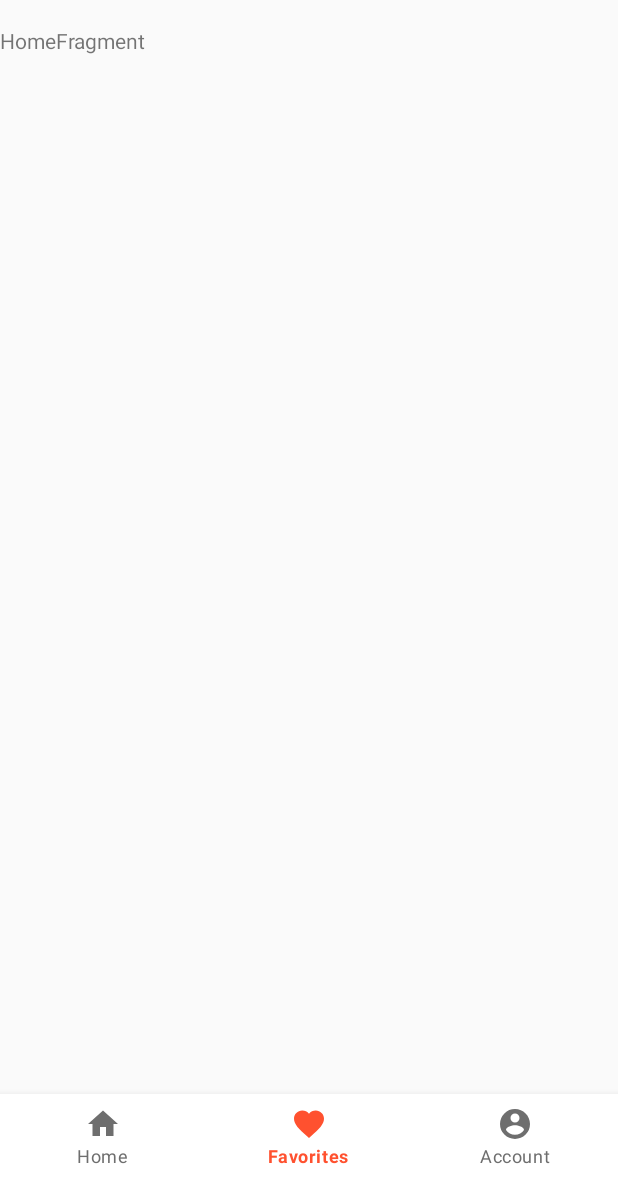
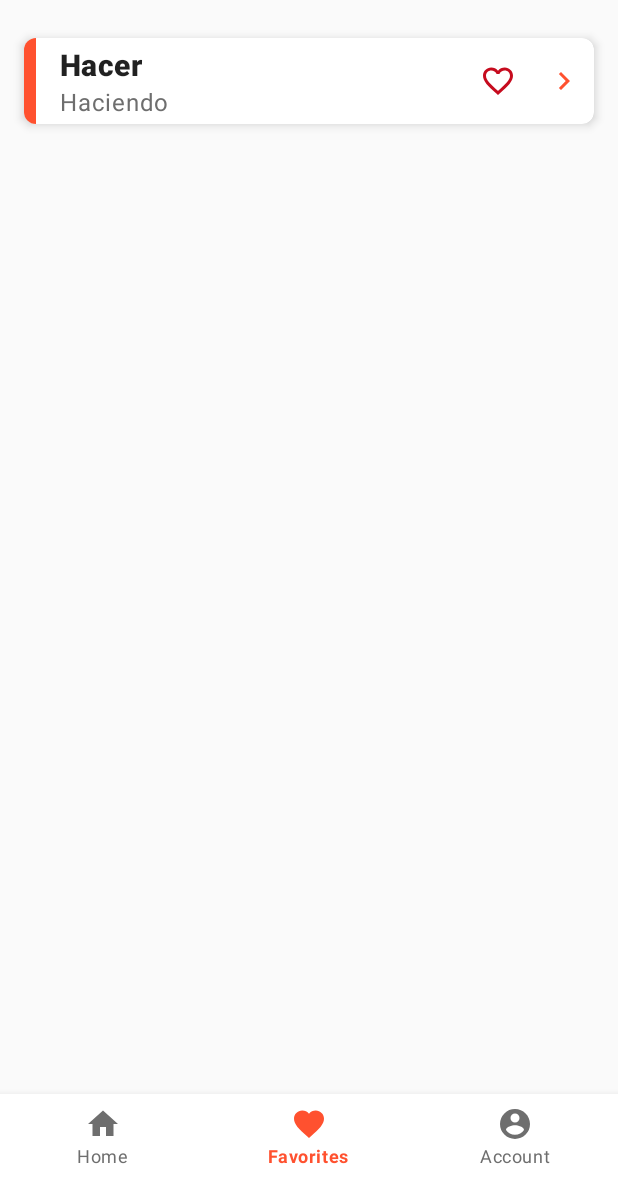
Before and after one commit to brunofelix7/spanishverbs, an Android app: the screen it shows after launch (MainActivity), item 2 of the bottom bar chosen, on a phone screen of 412 x 824 dp, the part 58-1236 px from its top. Run offline under Robolectric (Android 15) with nearby library versions, the phone set to English and light mode, and no system bars; our stand-ins replace Timber; 5 statements that could not run were skipped.

Commit message:
:lipstick: Criação de UI item_verb.xml

```diff
--- a/app/src/main/AndroidManifest.xml
+++ b/app/src/main/AndroidManifest.xml
@@ -7,13 +7,14 @@
 
     <application
         android:name=".MyApplication"
-        android:allowBackup="true"
+        android:allowBackup="false"
         android:dataExtractionRules="@xml/data_extraction_rules"
         android:fullBackupContent="@xml/backup_rules"
+        android:hardwareAccelerated="true"
         android:icon="@mipmap/ic_launcher"
         android:label="@string/app_name"
         android:roundIcon="@mipmap/ic_launcher"
-        android:supportsRtl="true"
+        android:supportsRtl="false"
         android:theme="@style/Theme.Spanishverbs"
         tools:targetApi="31">
         <activity
--- a/app/src/main/res/layout/activity_main.xml
+++ b/app/src/main/res/layout/activity_main.xml
@@ -41,6 +41,7 @@
         android:focusableInTouchMode="true"
         android:searchIcon="@drawable/ic_search"
         android:visibility="gone"
+        android:layout_marginBottom="16dp"
         app:iconifiedByDefault="false"
         app:layout_constraintEnd_toEndOf="parent"
         app:layout_constraintStart_toStartOf="parent"
--- a/app/src/main/res/layout/fragment_home.xml
+++ b/app/src/main/res/layout/fragment_home.xml
@@ -5,9 +5,6 @@
     android:layout_height="match_parent"
     tools:context=".ui.home.HomeFragment">
 
-    <TextView
-        android:layout_width="match_parent"
-        android:layout_height="match_parent"
-        android:text="HomeFragment" />
+    <include layout="@layout/item_verb" />
 
 </FrameLayout>
--- /dev/null
+++ b/app/src/main/res/layout/item_verb.xml
@@ -0,0 +1,82 @@
+<?xml version="1.0" encoding="utf-8"?>
+<androidx.cardview.widget.CardView xmlns:android="http://schemas.android.com/apk/res/android"
+    xmlns:app="http://schemas.android.com/apk/res-auto"
+    xmlns:tools="http://schemas.android.com/tools"
+    android:layout_width="match_parent"
+    android:layout_height="wrap_content"
+    android:layout_marginStart="16dp"
+    android:layout_marginTop="8dp"
+    android:layout_marginEnd="16dp"
+    android:layout_marginBottom="8dp"
+    android:clickable="true"
+    android:focusable="true"
+    android:foreground="?android:attr/selectableItemBackground"
+    android:hardwareAccelerated="true"
+    app:cardBackgroundColor="@color/white"
+    app:cardCornerRadius="8dp"
+    app:cardElevation="4dp">
+
+    <LinearLayout
+        android:layout_width="match_parent"
+        android:layout_height="wrap_content"
+        android:orientation="horizontal">
+
+        <View
+            android:id="@+id/view_line_vertical"
+            android:layout_width="8dp"
+            android:layout_height="match_parent"
+            android:background="@color/orange" />
+
+        <LinearLayout
+            android:layout_width="0dp"
+            android:layout_height="wrap_content"
+            android:layout_marginStart="16dp"
+            android:layout_marginTop="4dp"
+            android:layout_marginEnd="16dp"
+            android:layout_marginBottom="4dp"
+            android:layout_weight="1"
+            android:orientation="vertical">
+
+            <TextView
+                android:id="@+id/tv_verb"
+                android:layout_width="match_parent"
+                android:layout_height="wrap_content"
+                android:lines="1"
+                android:maxLines="1"
+                android:text="Hacer"
+                android:textAppearance="@style/TextAppearance.MaterialComponents.Headline6"
+                android:textStyle="bold" />
+
+            <TextView
+                android:id="@+id/tv_gerund"
+                android:layout_width="match_parent"
+                android:layout_height="wrap_content"
+                android:lines="1"
+                android:maxLines="1"
+                android:text="Haciendo"
+                android:textAppearance="@style/TextAppearance.MaterialComponents.Body1"
+                android:textColor="@color/secondary" />
+
+        </LinearLayout>
+
+        <ImageView
+            android:id="@+id/iv_favorite"
+            android:layout_width="wrap_content"
+            android:layout_height="wrap_content"
+            android:layout_gravity="center_vertical"
+            android:layout_marginEnd="20dp"
+            android:clickable="true"
+            android:focusable="true"
+            app:srcCompat="@drawable/ic_favorite_outline" />
+
+        <ImageView
+            android:id="@+id/iv_arrow_right"
+            android:layout_width="wrap_content"
+            android:layout_height="wrap_content"
+            android:layout_gravity="center_vertical"
+            android:layout_marginEnd="8dp"
+            app:srcCompat="@drawable/ic_arrow_right" />
+
+    </LinearLayout>
+
+</androidx.cardview.widget.CardView>
```
